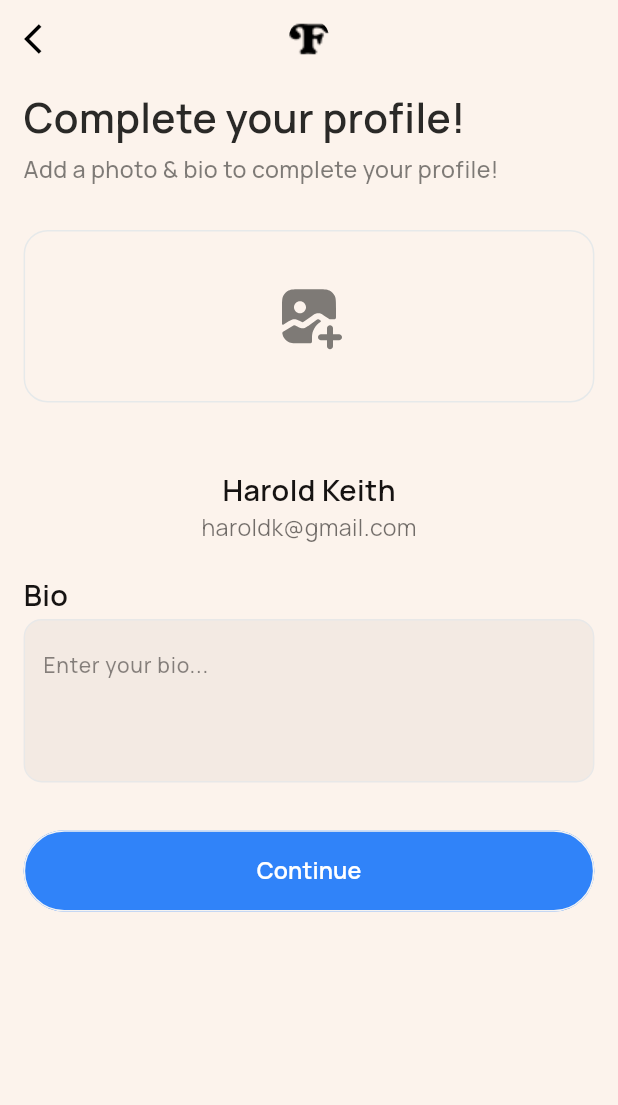
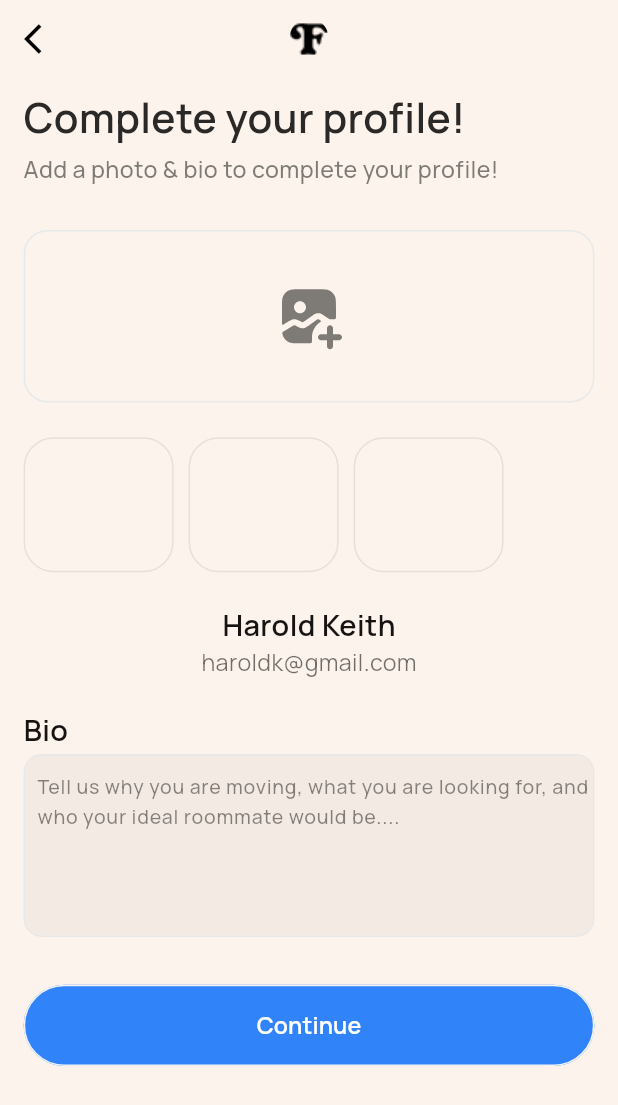
Before and after one commit to TopuFD/Room-Sublease, a Flutter app: the CompleteProfileScreen screen opened by its route, on a phone screen of 412 x 824 dp. Shown: the top 1105 px of the screen. Run offline on Flutter 3.47's test engine with Material 3 defaults, Android fonts, the phone set to English and light mode, and no system bars; our stand-ins replace cached_network_image, carousel_slider, country_picker, dotted_decoration, flutter_card_swiper, flutter_screenutil and 9 more; accounts and stored records are empty; network calls fail; project files that could hold a hidden picture were left out.

Commit message:
last update

```diff
--- a/lib/view/comon_screen/auth_screen/signup_chooser_screen.dart
+++ b/lib/view/comon_screen/auth_screen/signup_chooser_screen.dart
@@ -14,7 +14,6 @@ class SignupChooserScreen extends StatelessWidget {
 
   @override
   Widget build(BuildContext context) {
-
     return Scaffold(
       backgroundColor: AppColors.blue50,
       appBar: AppBar(
@@ -55,10 +54,11 @@ class SignupChooserScreen extends StatelessWidget {
             150.height,
             CommonButton(
                 onTap: () {
-                  SystemChrome.setSystemUIOverlayStyle(SystemUiOverlayStyle(statusBarColor: Color(0xFFFCF3EC)));
+                  SystemChrome.setSystemUIOverlayStyle(
+                      SystemUiOverlayStyle(statusBarColor: Color(0xFFFCF3EC)));
                   Get.toNamed(AppRoute.signinScreen);
                 },
-                titleText: "Sign in"),
+                titleText: "Sign in",borderColor: Colors.transparent,),
             CommonButton(
               onTap: () {},
               titleText: "Sign up",
--- a/lib/view/comon_screen/complete_profile_screens/complete_profile_screen.dart
+++ b/lib/view/comon_screen/complete_profile_screens/complete_profile_screen.dart
@@ -15,7 +15,6 @@ import 'package:room_sublease/view/components/common_button/common_button.dart';
 
 import 'package:room_sublease/view/components/common_image/common_image.dart';
 import 'package:room_sublease/view/components/common_text/common_text.dart';
-import 'package:room_sublease/view/components/custom_text_field/custom_text_field.dart';
 
 // ignore: must_be_immutable
 class CompleteProfileScreen extends StatelessWidget {
@@ -91,29 +90,35 @@ class CompleteProfileScreen extends StatelessWidget {
               ),
 
               Container(
-                padding: EdgeInsets.only(left: 8, bottom: 8, right: 8),
+                width: Get.width,
+                padding: EdgeInsets.only(
+                  left: 8,
+                  bottom: 8,
+                ),
                 decoration: BoxDecoration(
                     borderRadius: BorderRadius.circular(12),
                     color: Color(0xFFF3EAE3),
                     border: Border.all(color: Color(0xFFE8E8E8))),
-                child: CustomTextField(
-                  hindText: "Enter your bio...",
-                  fillColor: AppColors.transparent,
+                child: SizedBox(
+                    width: Get.width,
+                    child: TextFormField(
                       maxLines: 4,
-                  textStyle: GoogleFonts.manrope(
+                      decoration: InputDecoration(
+                          hintText:
+                              "Tell us why you are moving, what you are looking for, and who your ideal roommate would be....",
+                          labelStyle: GoogleFonts.manrope(
                             fontSize: 14,
                             fontWeight: FontWeight.w500,
                             decoration: TextDecoration.none,
                             color: Color.fromRGBO(22, 19, 18, 0.50),
                           ),
                           hintStyle: GoogleFonts.manrope(
-                    fontSize: 14,
+                            fontSize: 13,
                             fontWeight: FontWeight.w500,
                             color: Color.fromRGBO(22, 19, 18, 0.50),
                           ),
-                  fieldHeight: 80,
-                  fieldBorderColor: AppColors.transparent,
-                ),
+                          border: InputBorder.none),
+                    )),
               ),
               33.height,
               CommonButton(
@@ -131,7 +136,6 @@ class CompleteProfileScreen extends StatelessWidget {
   }
 
   imageUpload() {
-    return Obx(() {
     return Column(
       children: [
         Obx(() {
@@ -165,7 +169,26 @@ class CompleteProfileScreen extends StatelessWidget {
               ? 24.height
               : 0.height;
         }),
-          Row(
+        Obx(() {
+          return controller.completeProfileImages.isEmpty
+              ? Row(
+                  children: [
+                    ...List.generate(3, (index) {
+                      return Container(
+                        width: 100,
+                        height: 90,
+                        margin: EdgeInsets.only(right: 10),
+                        decoration: BoxDecoration(
+                            border: Border.all(color: Color(0xFFE9DFD8)),
+                            borderRadius: BorderRadius.circular(20)),
+                      );
+                    })
+                  ],
+                )
+              : SizedBox();
+        }),
+        Obx(() {
+          return Row(
             children: [
               ...List.generate(controller.completeProfileImages.length,
                   (index) {
@@ -206,9 +229,9 @@ class CompleteProfileScreen extends StatelessWidget {
                 );
               })
             ],
-          )
+          );
+        })
       ],
     );
-    });
   }
 }
--- a/lib/view/comon_screen/complete_profile_screens/yourself_screen.dart
+++ b/lib/view/comon_screen/complete_profile_screens/yourself_screen.dart
@@ -231,11 +231,12 @@ class YourselfScreen extends StatelessWidget {
       children: [
         Obx(() {
           return Row(
+            mainAxisAlignment: MainAxisAlignment.spaceBetween,
             children: [
               if (controller.images.isNotEmpty)
                 ...List.generate(controller.images.length, (index) {
                   return Container(
-                    margin: EdgeInsets.only(right: 15),
+                    margin: EdgeInsets.only(right: 10),
                     child: Stack(
                       children: [
                         CommonImage(
--- a/lib/view/components/common_image/common_image.dart
+++ b/lib/view/components/common_image/common_image.dart
@@ -50,8 +50,8 @@ class CommonImage extends StatelessWidget {
         imageSrc,
         // ignore: deprecated_member_use
         color: imageColor,
-        height: height.h,
-        width: width.w,
+        height: height,
+        width: width,
         fit: fill,
       );
     }
@@ -62,8 +62,8 @@ class CommonImage extends StatelessWidget {
         child: Image.file(
           File(imageSrc),
           color: imageColor,
-          height: height.h,
-          width: width.w,
+          height: height,
+          width: width,
           fit: fill,
           errorBuilder: (context, error, stackTrace) {
             if (kDebugMode) {
@@ -81,8 +81,8 @@ class CommonImage extends StatelessWidget {
         child: Image.asset(
           imageSrc,
           color: imageColor,
-          height: height.h,
-          width: width.w,
+          height: height,
+          width: width,
           fit: fill,
           errorBuilder: (context, error, stackTrace) {
             if (kDebugMode) {
@@ -99,8 +99,8 @@ class CommonImage extends StatelessWidget {
         child: Image.asset(
           imageSrc,
           color: imageColor,
-          height: height.h,
-          width: width.w,
+          height: height,
+          width: width,
           fit: fill,
           errorBuilder: (context, error, stackTrace) {
             if (kDebugMode) {
@@ -150,6 +150,6 @@ class CommonImage extends StatelessWidget {
       );
     }
 
-    return SizedBox(height: height.h, width: width.w, child: imageWidget);
+    return SizedBox(height: height, width: width, child: imageWidget);
   }
 }
--- a/lib/view/screens/add_screen/look_roommat_screen/preferance_selection_screen.dart
+++ b/lib/view/screens/add_screen/look_roommat_screen/preferance_selection_screen.dart
@@ -198,7 +198,7 @@ class PreferanceSelectionScreen extends StatelessWidget {
               CommonText(
                 text: "Dealbreaker",
                 fontSize: 16,
-                fontWeight: FontWeight.w600,
+                fontWeight: FontWeight.w700,
                 color: Color(0xFF161312),
               ),
               Obx(() => Switch(
@@ -224,7 +224,7 @@ class PreferanceSelectionScreen extends StatelessWidget {
                   CommonText(
                     text: "Display preference on profile",
                     fontSize: 16,
-                    fontWeight: FontWeight.w600,
+                    fontWeight: FontWeight.w700,
                     color: Color(0xFF161312),
                   ),
                   Transform.scale(
--- a/lib/view/screens/add_screen/looking_sublease/monthly_budget_screen.dart
+++ b/lib/view/screens/add_screen/looking_sublease/monthly_budget_screen.dart
@@ -222,7 +222,7 @@ class _MonthlyBudgetScreenState extends State<MonthlyBudgetScreen> {
                           text: "I am looking for a",
                           fontSize: 16,
                           color: Color(0xFF161312),
-                          fontWeight: FontWeight.w700,
+                          fontWeight: FontWeight.w800,
                         ),
                         15.height,
                         CustomCheckbox(
--- a/lib/view/screens/add_screen/post_sublease_screen/house_counting_screen.dart
+++ b/lib/view/screens/add_screen/post_sublease_screen/house_counting_screen.dart
@@ -74,7 +74,7 @@ class HouseCountingScreenState extends State<HouseCountingScreen> {
                 ),
                 15.height,
                 buildRoomCounterTile(
-                  title: "Bath room",
+                  title: "Bathroom",
                   count: bathroom,
                   onIncrement: () => setState(() => bathroom++),
                   onDecrement: () => setState(() {
--- a/lib/view/screens/home_screen/widget/home_appbar.dart
+++ b/lib/view/screens/home_screen/widget/home_appbar.dart
@@ -63,8 +63,8 @@ class HomeAppbar extends StatelessWidget implements PreferredSizeWidget {
                     imageSrc:
                         "https://www.shutterstock.com/image-photo/portrait-one-young-happy-cheerful-600nw-1980856400.jpg",
                     imageType: ImageType.network,
-                    height: 46,
-                    width: 46,
+                    height: 44,
+                    width: 44,
                     borderRadius: 100.r,
                   ),
                 ),
--- a/lib/view/screens/home_screen/widget/roommat_card.dart
+++ b/lib/view/screens/home_screen/widget/roommat_card.dart
@@ -20,7 +20,7 @@ class RoommatCard extends StatelessWidget {
   Widget build(BuildContext context) {
     return Container(
       width: Get.width,
-      height: MediaQuery.of(context).size.height * .59,
+      height: 450,
       padding: EdgeInsets.only(bottom: 5),
       decoration: BoxDecoration(
           borderRadius: BorderRadius.circular(28),
@@ -73,14 +73,13 @@ class RoommatCard extends StatelessWidget {
                   imageSrc: image,
                   imageType: ImageType.network,
                   borderRadius: 28,
-                  height: Get.height,
+                  height: 450,
                   width: Get.width,
                   fill: BoxFit.cover,
                 ),
                 Container(
                   decoration: BoxDecoration(
                     borderRadius: BorderRadius.circular(28),
-                    // ignore: deprecated_member_use
                     color: Colors.black.withOpacity(0.4),
                   ),
                 ),
--- a/lib/view/screens/notification_screen/notification_card.dart
+++ b/lib/view/screens/notification_screen/notification_card.dart
@@ -31,7 +31,7 @@ class NotificationCard extends StatelessWidget {
             children: [
               CommonText(
                 text:
-                    "Your child’s father has decided to pick up the student early!",
+                    "Your account has been successfully verified.",
                 fontSize: 18,
                 maxLines: 3,
                 textAlign: TextAlign.start,
--- a/lib/view/screens/profile_screens/profile_screen.dart
+++ b/lib/view/screens/profile_screens/profile_screen.dart
@@ -89,7 +89,7 @@ class ProfileScreen extends StatelessWidget {
               60.height,
               //==================================================================profile
               item(icon: AppIcons.logout, title: "Log Out", ontap: () {}),
-              60.height,
+              80.height,
             ],
           ),
         ),
```
Also changed, not shown: lib/controller/profile_controller/edit_profile_controller.dart (+15 -21 lines), lib/view/comon_screen/complete_profile_screens/frame_cemara_screen.dart (+21 -11 lines), lib/view/comon_screen/complete_profile_screens/rounded_camera_screens.dart (+23 -17 lines), lib/view/comon_screen/splash_screen/onboarding_screen.dart (+7 -7 lines), lib/view/screens/home_screen/subleas_details_screen.dart (+1 -24 lines), lib/view/screens/home_screen/widget/sublease_card.dart (+4 -4 lines), lib/view/screens/message_screens/messaging_screen.dart (+17 -9 lines), lib/view/screens/profile_screens/edit_profile_screen.dart (+58 -13 lines), pubspec.lock. Lines whose indentation alone changed are shown as unchanged.
